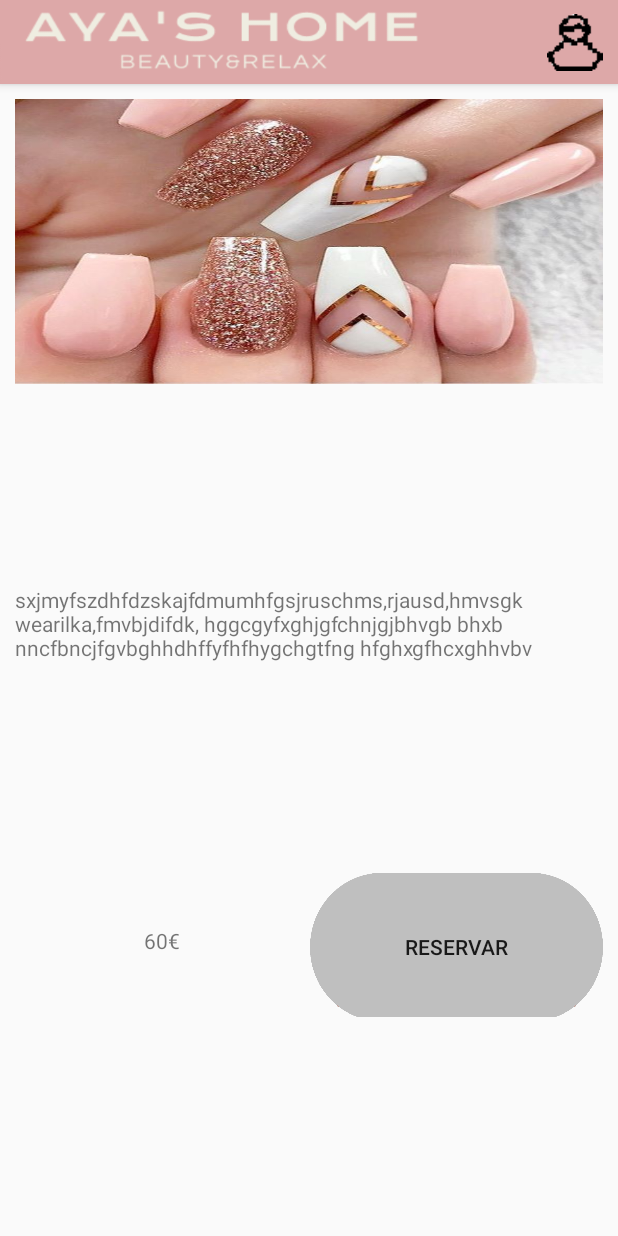
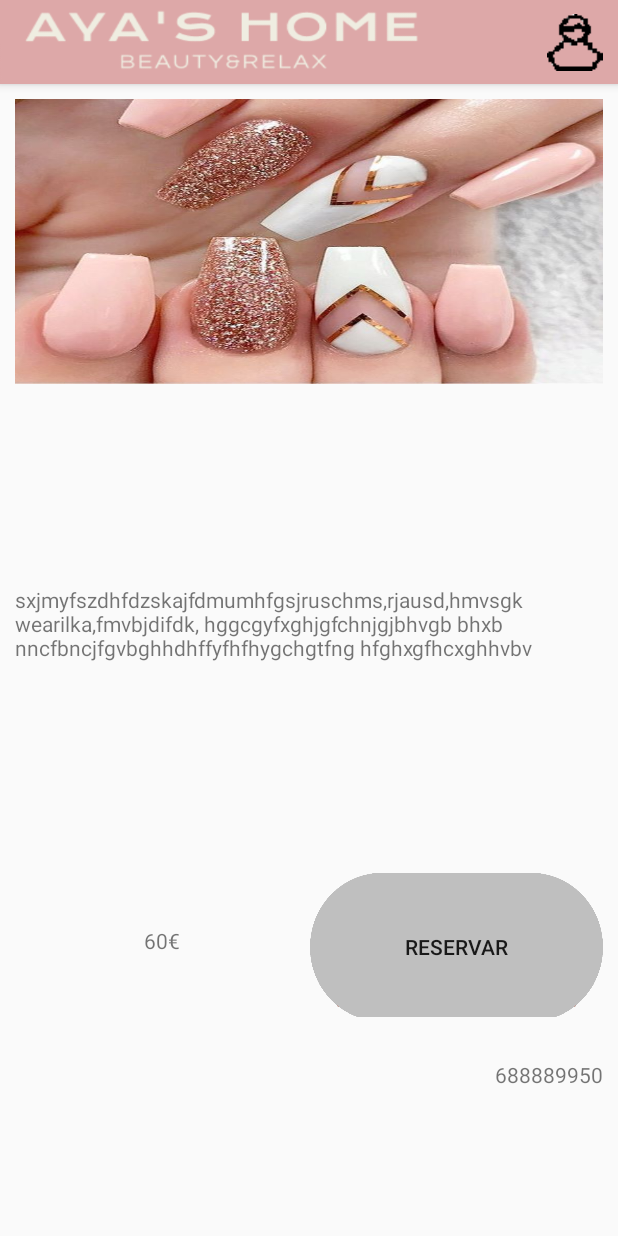
Before and after one commit to EduardoCG12/Ayas, an Android app: the ThirdFragment screen opened through its navigation route, on a phone screen of 412 x 824 dp. Run offline under Robolectric (Android 15) with nearby library versions, the phone set to English and light mode, and no system bars.

Commit message:
Añadido llamadas

```diff
--- a/app/src/main/AndroidManifest.xml
+++ b/app/src/main/AndroidManifest.xml
@@ -1,6 +1,8 @@
 <?xml version="1.0" encoding="utf-8"?>
 <manifest xmlns:android="http://schemas.android.com/apk/res/android"
     package="com.example.ayashome">
+
+    <uses-permission android:name="android.permission.CALL_PHONE" />
 
     <application
         android:icon="@drawable/titulo"
--- a/app/src/main/java/com/example/ayashome/ThirdFragment.java
+++ b/app/src/main/java/com/example/ayashome/ThirdFragment.java
@@ -1,18 +1,17 @@
 package com.example.ayashome;
 
-import androidx.annotation.NonNull;
-import androidx.appcompat.app.AppCompatActivity;
-import androidx.fragment.app.Fragment;
-import androidx.navigation.fragment.NavHostFragment;
-
+import android.content.Intent;
+import android.net.Uri;
 import android.os.Bundle;
 import android.view.LayoutInflater;
 import android.view.View;
 import android.view.ViewGroup;
-import android.widget.Button;
 import android.widget.ImageView;
 import android.widget.TextView;
-import android.widget.VideoView;
+
+import androidx.annotation.NonNull;
+import androidx.fragment.app.Fragment;
+import androidx.navigation.fragment.NavHostFragment;
 
 public class ThirdFragment extends Fragment {
     TextView texto, precio;
@@ -30,12 +29,18 @@ public class ThirdFragment extends Fragment {
 
     public void onViewCreated(@NonNull View view, Bundle savedInstanceState) {
         super.onViewCreated(view, savedInstanceState);
-
-        texto = view.findViewById(R.id.TextoCambiante);
-        precio = view.findViewById(R.id.PrecioCambiante);
-        imagen = view.findViewById(R.id.ImagenCambiante);
+        TextView tvTfn = view.findViewById(R.id.tvTelefono);
 
 
+        tvTfn.setOnClickListener(new View.OnClickListener() {
+            @Override
+            public void onClick(View v) {
+                Intent intent = new Intent(Intent.ACTION_DIAL);
+                intent.setData(Uri.parse("tel:" + getString(R.string.telefono)));
+                System.out.println(getString(R.string.telefono));
+                startActivity(intent);
+            }
+        });
 
         view.findViewById(R.id.reservar).setOnClickListener(new View.OnClickListener() {
             @Override
--- a/app/src/main/res/layout/activity_login.xml
+++ b/app/src/main/res/layout/activity_login.xml
@@ -14,9 +14,10 @@
         android:contentDescription="@string/descripcion_imagen"
         app:layout_constraintBottom_toBottomOf="parent"
         app:layout_constraintEnd_toEndOf="parent"
+        app:layout_constraintHorizontal_bias="0.615"
         app:layout_constraintStart_toStartOf="parent"
         app:layout_constraintTop_toTopOf="parent"
-        app:layout_constraintVertical_bias="0.27"
+        app:layout_constraintVertical_bias="0.228"
         app:srcCompat="@drawable/mainlogo" />
 
     <TextView
--- a/app/src/main/res/layout/fragment_third.xml
+++ b/app/src/main/res/layout/fragment_third.xml
@@ -78,6 +78,25 @@
                     android:background="@drawable/boton" />
             </LinearLayout>
 
+            <LinearLayout
+                android:layout_width="match_parent"
+                android:layout_height="75dp"
+                android:layout_weight="1"
+                android:gravity="center"
+                android:orientation="vertical"
+                android:padding="10dp"
+                android:weightSum="1">
+
+
+                <TextView
+                    android:id="@+id/tvTelefono"
+                    android:layout_width="match_parent"
+                    android:layout_height="wrap_content"
+                    android:layout_weight="0.5"
+                    android:gravity="right"
+                    android:text="@string/telefono" />
+        </LinearLayout>
+
         </LinearLayout>
     </ScrollView>
 
--- a/app/src/main/res/values/strings.xml
+++ b/app/src/main/res/values/strings.xml
@@ -12,6 +12,7 @@
     <string name="ThirdFragment">ThirdFragment</string>
     <string name="FourFragment">FourFragment</string>
     <string name="ReservasFragment">ReservasFragment</string>
+    <string name="telefono">688889950</string>
 
     <!-- Nombre de los botones de tipos de masajes !-->
 
```
